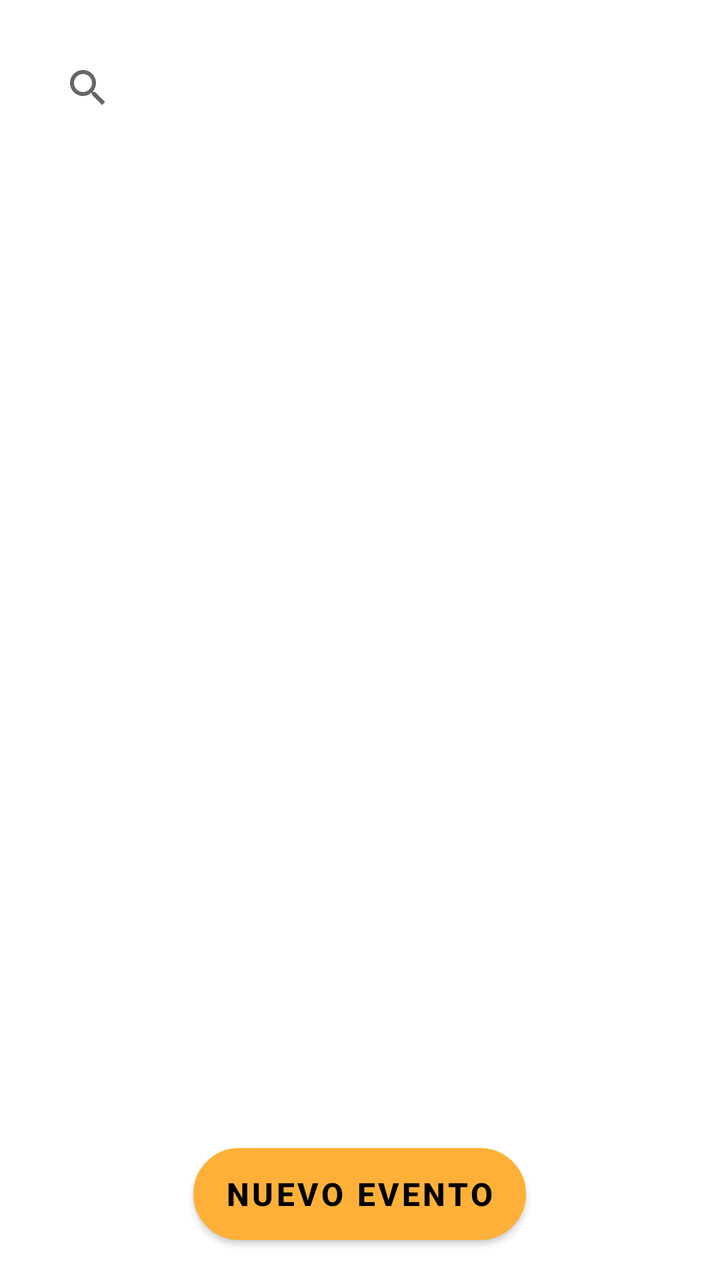
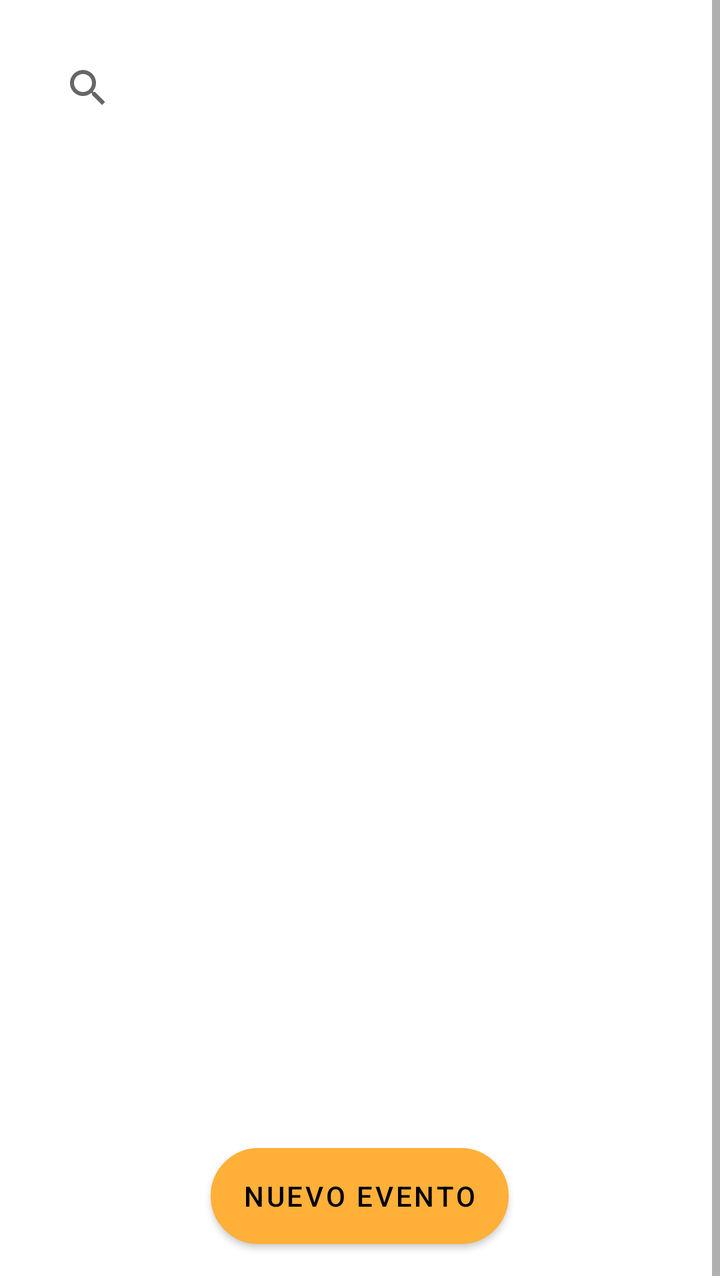

Compare the two renders of this Android layout. The source of the first and the diff that turns it into the second are given below.
<!-- AndroidManifest.xml: application theme Theme.Eventos -->
<!-- res/layout/fragment_lista_eventos.xml -->
<?xml version="1.0" encoding="utf-8"?>
<FrameLayout xmlns:android="http://schemas.android.com/apk/res/android"
    xmlns:tools="http://schemas.android.com/tools"
    android:layout_width="match_parent"
    android:layout_height="match_parent"
    android:orientation="vertical"
    tools:context="com.example.eventos.evento.ListaEventos">



        <LinearLayout
            android:layout_width="match_parent"
            android:layout_height="wrap_content"
            android:orientation="vertical">

            <SearchView
                android:id="@+id/searchView_filtro_eventos"
                android:layout_width="match_parent"
                android:layout_height="match_parent"
                android:background="@color/whitetrasparente"
                android:layout_margin="20dp">

            </SearchView>

            <androidx.recyclerview.widget.RecyclerView
                android:id="@+id/recyclerView_eventos"
                android:layout_width="match_parent"
                android:layout_height="486dp">

            </androidx.recyclerview.widget.RecyclerView>
            <Button
                android:id="@+id/button_nuevoEvento"
                android:layout_width="wrap_content"
                android:layout_height="wrap_content"
                android:text="@string/NuevoEvento"
                android:gravity="center"
                android:layout_marginBottom="20dp"
                android:layout_gravity="center"
                android:background="@drawable/boton"
                android:textColor="@color/black"
                android:theme="@style/Botones" />
        </LinearLayout>



</FrameLayout>
<!-- resources referenced by this layout -->
<resources>
  <color name="black">#FF000000</color>
  <color name="whitetrasparente">#C4FFFFFF</color>
  <!-- drawable boton (drawable) -->
  <?xml version="1.0" encoding="utf-8"?>
  <selector xmlns:android="http://schemas.android.com/apk/res/android" >
      <item >
          <shape android:shape="rectangle"  >
              <corners android:radius="100dip" />
              <stroke android:width="10dip" android:color="@color/black" />
              <solid android:color="@color/amarillo" />
          </shape>
      </item>
  </selector>
  <string name="NuevoEvento">Nuevo Evento</string>
  <style name="Botones" parent="Theme.AppCompat.Light.NoActionBar">
      <item name="android:background">@drawable/boton</item>
          <item name="android:textStyle">bold</item>
          <item name="android:textSize">16sp</item>
          <item name="android:layout_margin">5sp</item>
          <item name="colorPrimaryVariant">@color/amarillo</item>
          <item name="colorPrimary">@color/amarillo</item>
      </style>
  <style name="Theme.Eventos" parent="Theme.MaterialComponents.DayNight.DarkActionBar">
          
          <item name="colorPrimary">@color/amarilloFondo</item>
          <item name="colorPrimaryVariant">@color/amarillo</item>
          <item name="colorOnPrimary">@color/white</item>
          
          <item name="colorSecondary">@color/teal_200</item>
          <item name="colorSecondaryVariant">@color/teal_700</item>
          <item name="colorOnSecondary">@color/black</item>
          
  
          <item name="android:statusBarColor" tools:targetApi="l">?attr/colorPrimaryVariant</item>
  
          
          
          <item name="windowActionBar">false</item>
          <item name="windowNoTitle">true</item>
      </style>
  <color name="amarillo">#FFB039</color>
  <color name="amarilloFondo">#DF885A28</color>
  <color name="white">#FFFFFFFF</color>
  <color name="teal_200">#DF885A28</color>
  <color name="teal_700">#DF885A28</color>
</resources>

<!-- the commit's change to res/layout/fragment_lista_eventos.xml (unified diff, before → after) -->
@@ -6,7 +6,9 @@
     android:orientation="vertical"
     tools:context="com.example.eventos.evento.ListaEventos">
 
-
+    <ScrollView
+    android:layout_width="match_parent"
+    android:layout_height="match_parent">
 
         <LinearLayout
             android:layout_width="match_parent"
@@ -42,5 +44,6 @@
         </LinearLayout>
 
 
+    </ScrollView>
 
 </FrameLayout>
<!-- resource entries referenced after the edit -->
@@ -16,10 +16,8 @@
   <string name="NuevoEvento">Nuevo Evento</string>
   <style name="Botones" parent="Theme.AppCompat.Light.NoActionBar">
       <item name="android:background">@drawable/boton</item>
-          <item name="android:textStyle">bold</item>
-          <item name="android:textSize">16sp</item>
-          <item name="android:layout_margin">5sp</item>
-          <item name="colorPrimaryVariant">@color/amarillo</item>
+          <item name="android:textSize">14sp</item>
+          <item name="colorPrimaryVariant">@color/black</item>
           <item name="colorPrimary">@color/amarillo</item>
       </style>
   <style name="Theme.Eventos" parent="Theme.MaterialComponents.DayNight.DarkActionBar">
